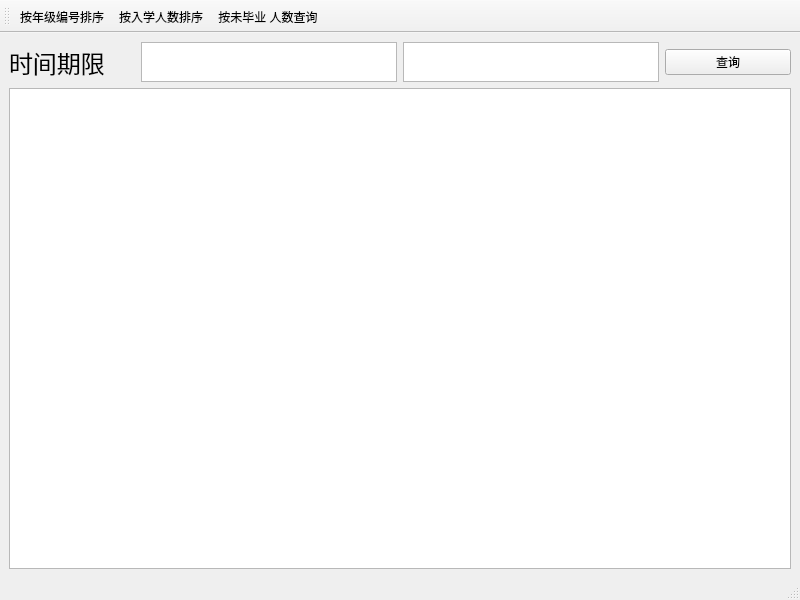
Old version of the form Project/statisticgrade.ui in the repository viseator/C_Course_Design.
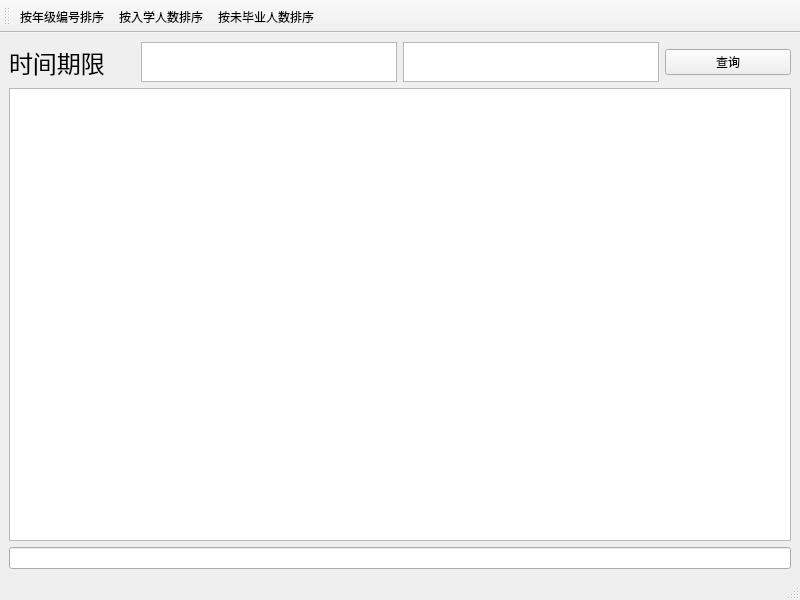
New version of the form.

The edit to the form file:
```diff
--- a/Project/statisticgrade.ui
+++ b/Project/statisticgrade.ui
@@ -73,6 +73,9 @@
     <item>
      <widget class="QTableView" name="tableView"/>
     </item>
+    <item>
+     <widget class="QLineEdit" name="lineEdit"/>
+    </item>
    </layout>
   </widget>
   <widget class="QMenuBar" name="menubar">
@@ -121,7 +124,7 @@
     <bool>true</bool>
    </property>
    <property name="text">
-    <string>按未毕业 人数查询</string>
+    <string>按未毕业人数排序</string>
    </property>
   </action>
  </widget>
```
